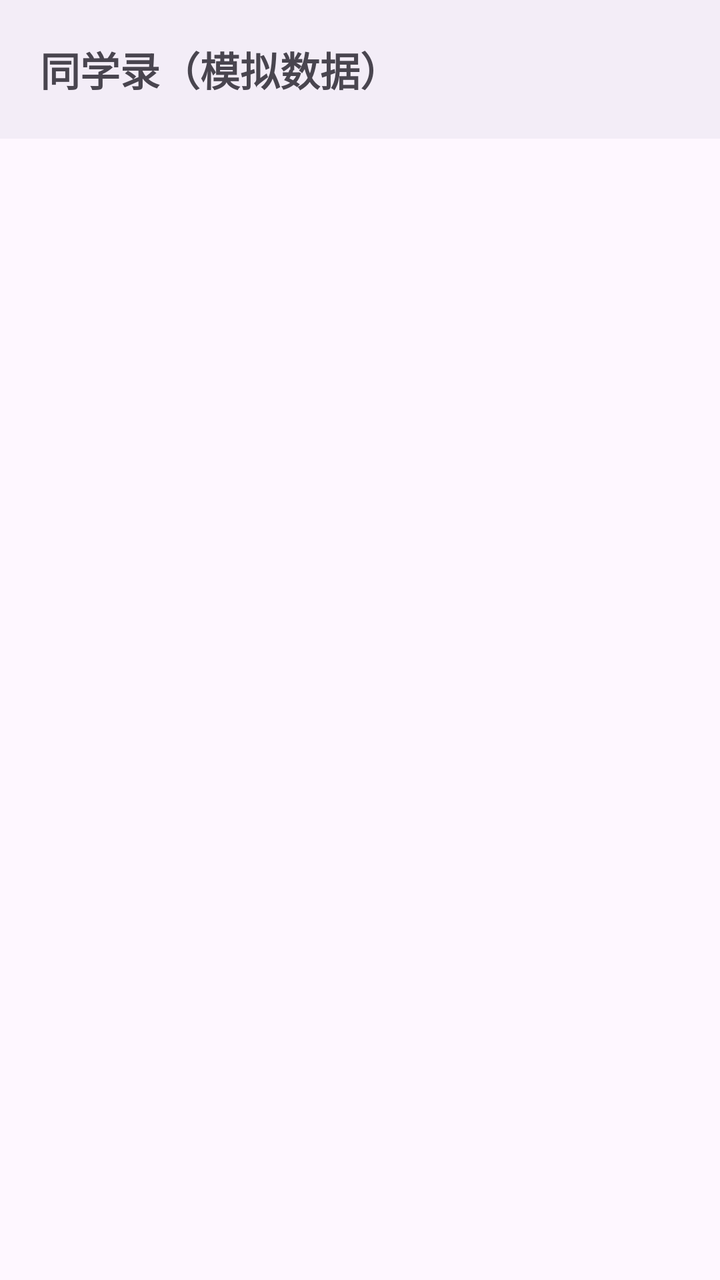
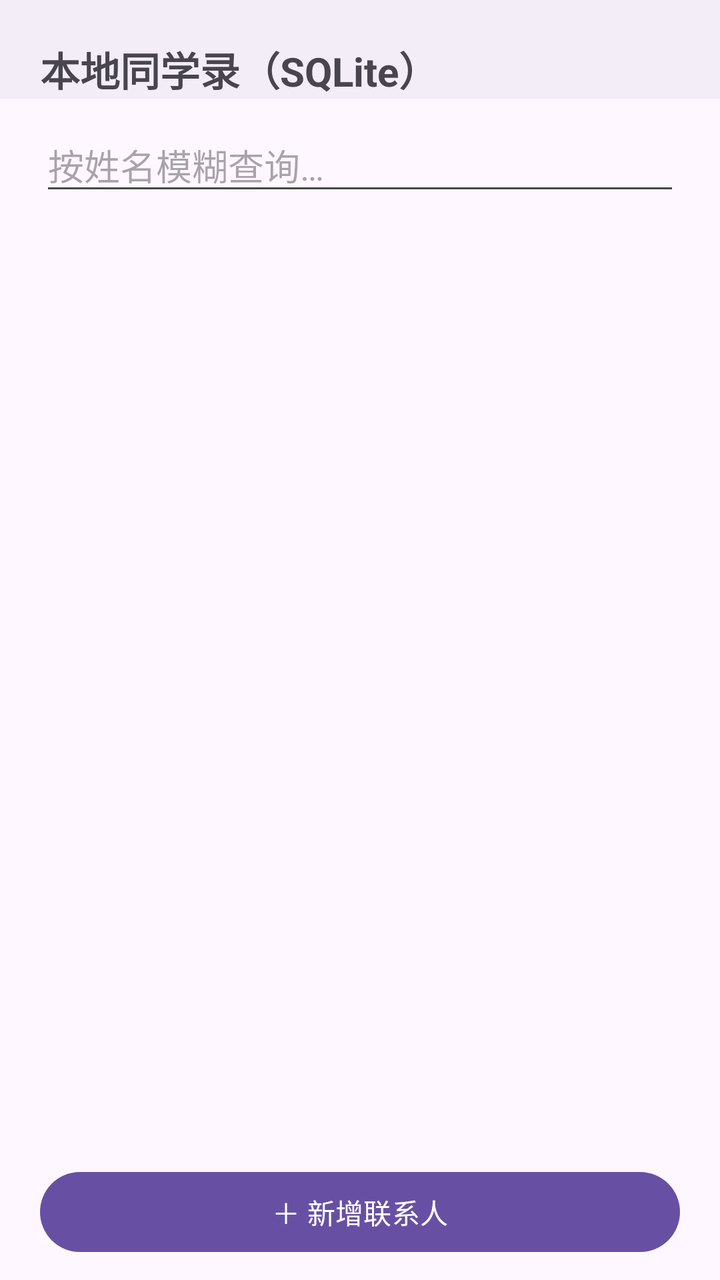

An Android layout rendered at two revisions. The XML below is the earlier revision; the diff shows what the commit changed to produce the second picture.
<!-- AndroidManifest.xml: application theme Theme.Keyou -->
<!-- res/layout/activity_contact_list.xml -->
<?xml version="1.0" encoding="utf-8"?>
<LinearLayout xmlns:android="http://schemas.android.com/apk/res/android"
    android:layout_width="match_parent"
    android:layout_height="match_parent"
    android:orientation="vertical">

    <TextView
        android:layout_width="match_parent"
        android:layout_height="wrap_content"
        android:text="@string/contact_list_title"
        android:textSize="20sp"
        android:textStyle="bold"
        android:padding="20dp"
        android:background="?attr/colorSurfaceContainer" />

    <androidx.recyclerview.widget.RecyclerView
        android:id="@+id/rv_contacts"
        android:layout_width="match_parent"
        android:layout_height="match_parent" />

</LinearLayout>
<!-- resources referenced by this layout -->
<resources>
  <string name="contact_list_title">同学录（模拟数据）</string>
  <style name="Theme.Keyou" parent="Theme.Material3.DayNight.NoActionBar" />
</resources>

<!-- the commit's change to res/layout/activity_contact_list.xml (unified diff, before → after) -->
@@ -10,12 +10,32 @@
         android:text="@string/contact_list_title"
         android:textSize="20sp"
         android:textStyle="bold"
-        android:padding="20dp"
+        android:paddingHorizontal="20dp"
+        android:paddingTop="20dp"
         android:background="?attr/colorSurfaceContainer" />
+
+    
+    <EditText
+        android:id="@+id/et_keyword"
+        android:layout_width="match_parent"
+        android:layout_height="wrap_content"
+        android:hint="@string/contact_search_hint"
+        android:inputType="text"
+        android:layout_marginHorizontal="20dp"
+        android:layout_marginVertical="10dp" />
 
     <androidx.recyclerview.widget.RecyclerView
         android:id="@+id/rv_contacts"
         android:layout_width="match_parent"
-        android:layout_height="match_parent" />
+        android:layout_height="0dp"
+        android:layout_weight="1" />
+
+    <Button
+        android:id="@+id/btn_add_contact"
+        android:layout_width="match_parent"
+        android:layout_height="wrap_content"
+        android:layout_marginHorizontal="20dp"
+        android:layout_marginVertical="10dp"
+        android:text="@string/contact_add" />
 
 </LinearLayout>
<!-- resource entries referenced after the edit -->
@@ -1,6 +1,8 @@
 <!-- resources referenced by this layout -->
 <resources>
-  <string name="contact_list_title">同学录（模拟数据）</string>
+  <string name="contact_add">＋ 新增联系人</string>
+  <string name="contact_list_title">本地同学录（SQLite）</string>
+  <string name="contact_search_hint">按姓名模糊查询…</string>
   <style name="Theme.Keyou" parent="Theme.Material3.DayNight.NoActionBar" />
 </resources>
 
